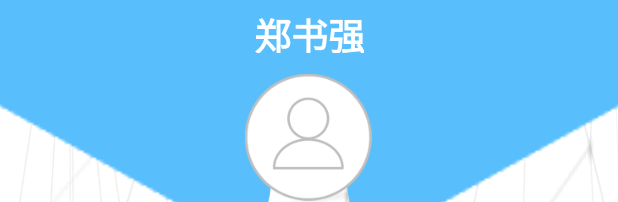
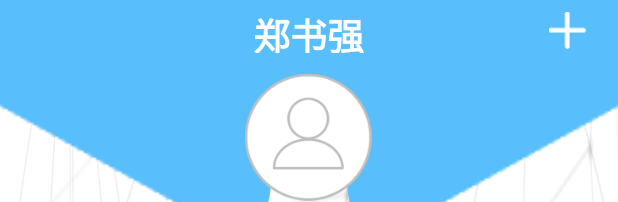
Before and after one commit to ZSQ970509/HumenCheckWorkAttendance, an Android app: the layout activity_home_page_manage_land.xml on its own in the app's theme, with its tools: preview values and no code run, on a phone screen of 412 x 824 dp. Shown: the top 202 px of the screen. Run offline under Robolectric (Android 15) with nearby library versions, the light colour scheme and no system bars.

Commit message:
1.在项目管理员主要添加修改密码功能

```diff
--- a/app/src/main/java/com/example/humencheckworkattendance/contact/ChangePassWordContact.java
+++ b/app/src/main/java/com/example/humencheckworkattendance/contact/ChangePassWordContact.java
@@ -13,6 +13,6 @@ public class ChangePassWordContact {
     }
 
     public interface ChangePassWordPresenter {
-        void ChangePassWord(String oldPassword,String newPassword,String account);
+        void ChangePassWord(String oldPassword,String newPassword,String account, String userType);
     }
 }
--- a/app/src/main/java/com/example/humencheckworkattendance/http/HttpService.java
+++ b/app/src/main/java/com/example/humencheckworkattendance/http/HttpService.java
@@ -88,7 +88,7 @@ public interface HttpService {
 
     @FormUrlEncoded
     @POST(UrlHelper.API.API+UrlHelper.API.changePassWord)
-    Observable<BaseHttpResult> changePassWord(@Field("oldPassword") String oldPassword,@Field("newPassword") String newPassword,@Field("account") String account);
+    Observable<BaseHttpResult> changePassWord(@Field("oldPassword") String oldPassword,@Field("newPassword") String newPassword,@Field("account") String account,@Field("userType") String userType);
 
     @FormUrlEncoded
     @POST(UrlHelper.API.API+UrlHelper.API.getVersion)
--- a/app/src/main/java/com/example/humencheckworkattendance/model/ChangePassWordModel.java
+++ b/app/src/main/java/com/example/humencheckworkattendance/model/ChangePassWordModel.java
@@ -15,11 +15,11 @@ import com.example.humencheckworkattendance.utils.LogUtils;
 
 public class ChangePassWordModel extends BaseModel{
     //保存班组
-    public void changePassWord(@NonNull String oldPassword, @NonNull String newPassword, @NonNull String account , @NonNull final ChangePassWordModel.ChangePassWordInfoHint infoHint){
+    public void changePassWord(@NonNull String oldPassword, @NonNull String newPassword, @NonNull String account ,@NonNull String userType , @NonNull final ChangePassWordModel.ChangePassWordInfoHint infoHint){
         if (infoHint == null) {
             throw new RuntimeException("InfoHint不能为空");
         }
-        httpService.changePassWord(oldPassword,newPassword,account)
+        httpService.changePassWord(oldPassword,newPassword,account,userType)
                 //.compose(view.<BaseHttpResult>bind())
                 .compose(new CommonTransformer())
                 .subscribe(new CommonSubscriber<String>(ProApplication.getmContext()) {
--- a/app/src/main/java/com/example/humencheckworkattendance/presenter/ChangePassWordPresenter.java
+++ b/app/src/main/java/com/example/humencheckworkattendance/presenter/ChangePassWordPresenter.java
@@ -28,8 +28,8 @@ public class ChangePassWordPresenter extends BasePresenter<ChangePassWordActivit
 
 
     @Override
-    public void ChangePassWord(String oldPassword, String newPassword, String account) {
-        ((ChangePassWordModel) getiModelMap().get("ChangePassWord")).changePassWord(oldPassword,newPassword,account, new ChangePassWordModel.ChangePassWordInfoHint() {
+    public void ChangePassWord(String oldPassword, String newPassword, String account, String userType) {
+        ((ChangePassWordModel) getiModelMap().get("ChangePassWord")).changePassWord(oldPassword,newPassword,account,userType, new ChangePassWordModel.ChangePassWordInfoHint() {
 
 
             @Override
--- a/app/src/main/java/com/example/humencheckworkattendance/ui/activity/ChangePassWordActivity.java
+++ b/app/src/main/java/com/example/humencheckworkattendance/ui/activity/ChangePassWordActivity.java
@@ -105,7 +105,7 @@ public class ChangePassWordActivity extends BaseActivity<ChangePassWordPresenter
                     return;
                 }
                 showProgressDialogWithText("正在修改中，请稍候...");
-                mPresenter.ChangePassWord(editTextChangeOldPassWord.getText().toString(), editTextChangeNewPassWord.getText().toString(), loginBean.getUserAccount());
+                mPresenter.ChangePassWord(editTextChangeOldPassWord.getText().toString(), editTextChangeNewPassWord.getText().toString(), loginBean.getUserAccount(),loginBean.getUserType());
                 break;
             case R.id.imageView_Back_land:
             case R.id.imageView_Back:
--- a/app/src/main/java/com/example/humencheckworkattendance/ui/activity/HomePageActivity.java
+++ b/app/src/main/java/com/example/humencheckworkattendance/ui/activity/HomePageActivity.java
@@ -424,7 +424,7 @@ public class HomePageActivity extends BaseActivity<HomePagePresenter> implements
             case R.id.imageView_Histroy_land:
             case R.id.imageView_Histroy:
                 showPopupWindow();
-                break;
+            break;
             case R.id.relativeLayout_Insert_Humen:
             case R.id.relativeLayout_Insert_Humen_land:
                 intent.setClass(HomePageActivity.this, InsertHumenActivity.class);
--- a/app/src/main/res/layout/activity_home_page_manage_land.xml
+++ b/app/src/main/res/layout/activity_home_page_manage_land.xml
@@ -8,19 +8,34 @@
     android:background="@drawable/homepagebackground_land"
     android:orientation="vertical">
 
+    <RelativeLayout
+        android:layout_width="match_parent"
+        android:layout_height="@dimen/y58"
+        android:layout_marginTop="@dimen/y10">
 
         <TextView
             android:id="@+id/textView_UserName_Manage_land"
             android:layout_width="wrap_content"
-        android:layout_height="@dimen/y58"
-        android:layout_gravity="center_horizontal"
-        android:layout_marginTop="@dimen/y10"
-        android:gravity="center"
+            android:layout_height="wrap_content"
+            android:layout_centerInParent="true"
             android:singleLine="true"
             android:text="郑书强"
             android:textColor="#ffffff"
             android:textSize="@dimen/y48"
             android:textStyle="bold" />
+
+        <ImageView
+            android:id="@+id/imageView_Histroy_Manage_land"
+            android:layout_width="@dimen/y48"
+            android:layout_height="@dimen/y48"
+            android:layout_alignParentRight="true"
+            android:layout_centerVertical="true"
+            android:layout_marginRight="@dimen/x40"
+            app:srcCompat="@drawable/homepagedialog" />
+
+
+    </RelativeLayout>
+
 
     <LinearLayout
         android:layout_width="@dimen/x166"
```
Also changed, not shown: app/src/main/java/com/example/humencheckworkattendance/ui/activity/HomePageManageActivity.java (+91 -1 lines), app/src/main/res/layout/activity_home_page_manage_port.xml (+8 -0 lines), 400 other files. Lines whose indentation alone changed are shown as unchanged.
